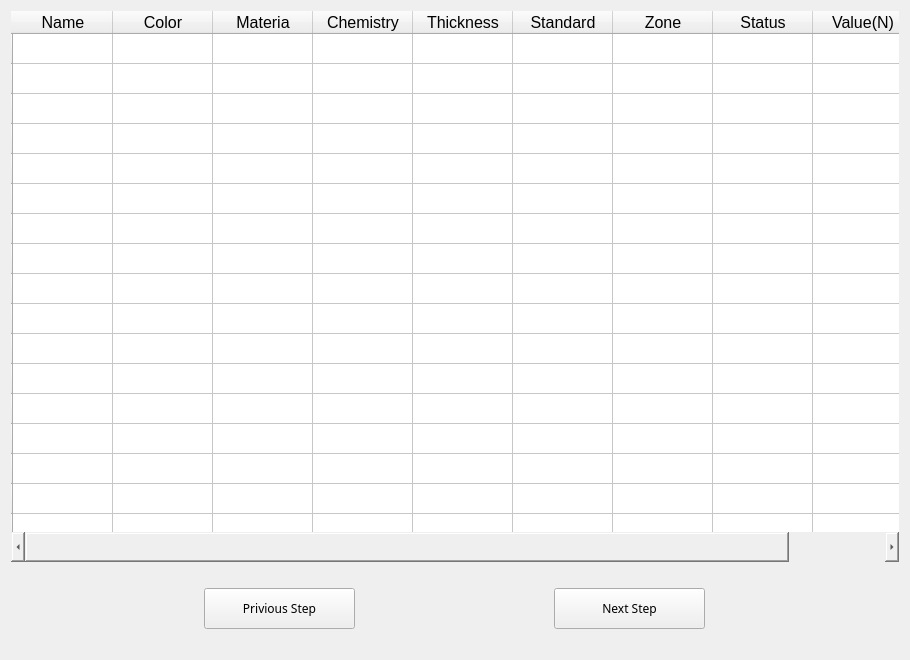
Above: Ui/sample_list.ui from tahyuu/glove_test before the change. Below: the same form after it.
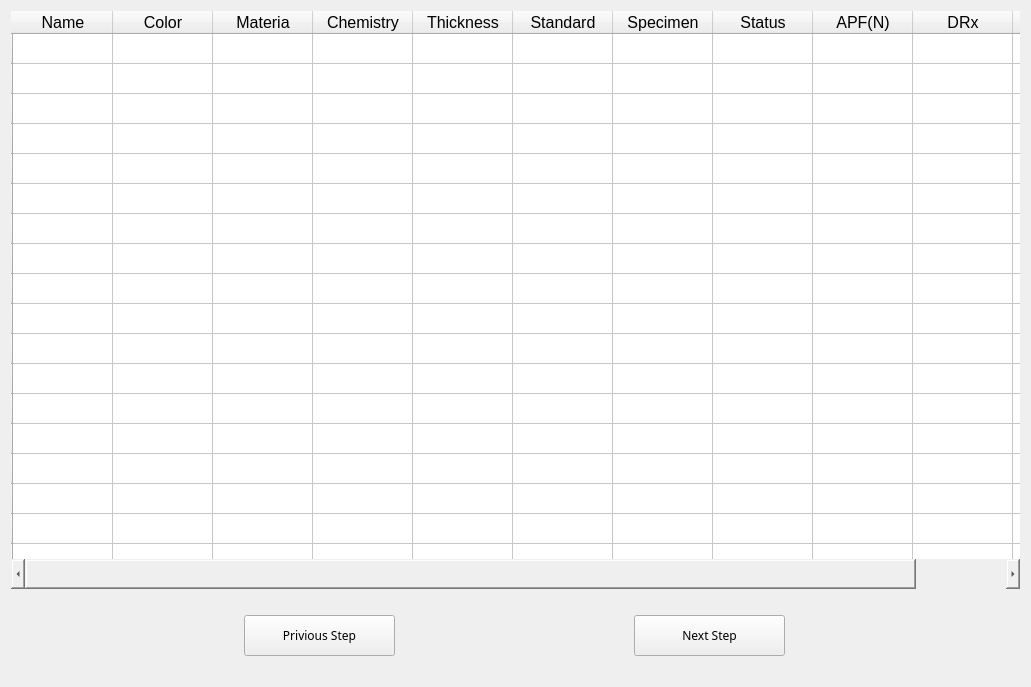
That is the form after the change.

Commit message: add OPx DPx , DR in list

```diff
--- a/Ui/sample_list.ui
+++ b/Ui/sample_list.ui
@@ -6,8 +6,8 @@
    <rect>
     <x>0</x>
     <y>0</y>
-    <width>910</width>
-    <height>660</height>
+    <width>1031</width>
+    <height>687</height>
    </rect>
   </property>
   <property name="windowTitle">
@@ -167,7 +167,7 @@
      </column>
      <column>
       <property name="text">
-       <string>Zone</string>
+       <string>Specimen</string>
       </property>
      </column>
      <column>
@@ -177,7 +177,17 @@
      </column>
      <column>
       <property name="text">
-       <string>Value(N)</string>
+       <string>APF(N)</string>
+      </property>
+     </column>
+     <column>
+      <property name="text">
+       <string>DRx</string>
+      </property>
+     </column>
+     <column>
+      <property name="text">
+       <string>DR</string>
       </property>
      </column>
      <item row="0" column="0">
```
Left out of the diff: 116 changed lines with no effect on the pictures. The commit also changes 5 other files.
